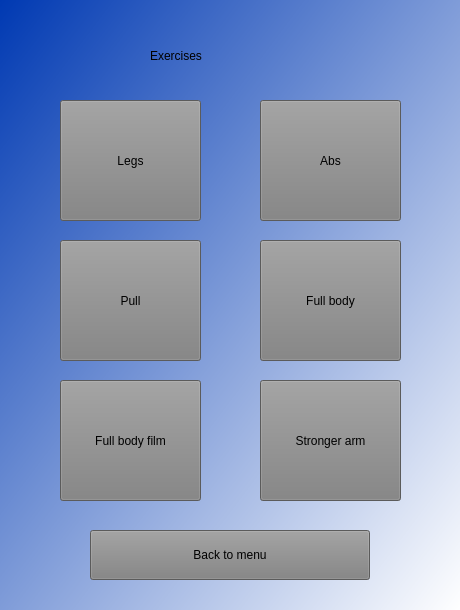
This is exercises.ui in 262094/HealthCheck_2 as Qt 5 draws it before an edit. The edited form follows.
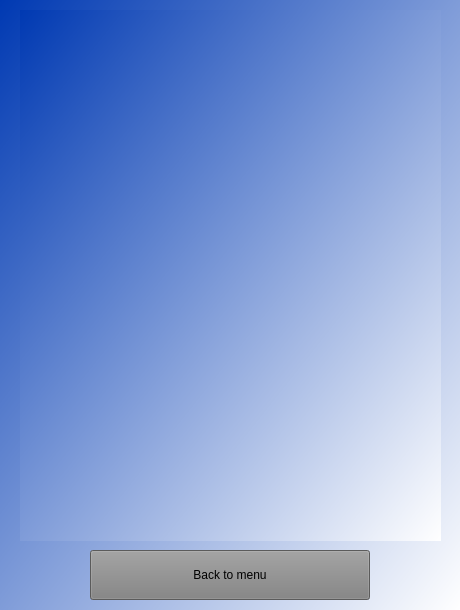
This is the edited form. The open tabs and pages were chosen to show the change.

The edit to the form file:
```diff
--- a/exercises.ui
+++ b/exercises.ui
@@ -34,14 +34,26 @@
     <rect>
      <x>0</x>
      <y>0</y>
-     <width>461</width>
-     <height>611</height>
+     <width>460</width>
+     <height>610</height>
     </rect>
    </property>
+   <property name="maximumSize">
+    <size>
+     <width>460</width>
+     <height>610</height>
+    </size>
+   </property>
    <property name="styleSheet">
     <string notr="true">background-color: qlineargradient(spread:pad, x1:0, y1:0, x2:1, y2:1, stop:0 rgba(0, 57, 178, 255), stop:1 rgba(255, 255, 255, 255));</string>
    </property>
    <widget class="QWidget" name="page">
+    <property name="maximumSize">
+     <size>
+      <width>460</width>
+      <height>610</height>
+     </size>
+    </property>
     <widget class="QPushButton" name="pushButton">
      <property name="geometry">
       <rect>
@@ -171,7 +183,7 @@
 font:italic 16pt &quot;Noto Serif Light&quot;;</string>
      </property>
      <property name="text">
-      <string>Full body film</string>
+      <string>Fat burning</string>
      </property>
     </widget>
     <widget class="QPushButton" name="pushButton_6">
@@ -192,6 +204,62 @@
      </property>
     </widget>
    </widget>
+   <widget class="QWidget" name="page_2">
+    <property name="maximumSize">
+     <size>
+      <width>460</width>
+      <height>610</height>
+     </size>
+    </property>
+    <widget class="QLabel" name="label_2">
+     <property name="geometry">
+      <rect>
+       <x>20</x>
+       <y>10</y>
+       <width>421</width>
+       <height>531</height>
+      </rect>
+     </property>
+     <property name="maximumSize">
+      <size>
+       <width>460</width>
+       <height>610</height>
+      </size>
+     </property>
+     <property name="text">
+      <string/>
+     </property>
+    </widget>
+    <widget class="QPushButton" name="pushButton_back_to_menu_2">
+     <property name="geometry">
+      <rect>
+       <x>90</x>
+       <y>550</y>
+       <width>280</width>
+       <height>50</height>
+      </rect>
+     </property>
+     <property name="minimumSize">
+      <size>
+       <width>280</width>
+       <height>50</height>
+      </size>
+     </property>
+     <property name="maximumSize">
+      <size>
+       <width>280</width>
+       <height>50</height>
+      </size>
+     </property>
+     <property name="styleSheet">
+      <string notr="true">background-color:grey;
+font:italic 16pt &quot;Noto Serif Light&quot;;</string>
+     </property>
+     <property name="text">
+      <string>Back to menu</string>
+     </property>
+    </widget>
+   </widget>
   </widget>
  </widget>
  <resources/>
```
Left out of the diff: 3 changed lines with no effect on the pictures.
